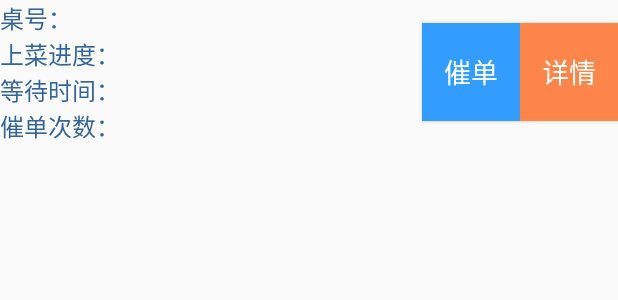
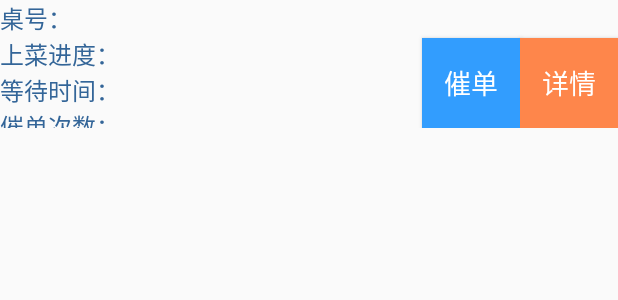
Before and after one commit to hanlizhihao/Order, an Android app: the layout fragment_item_underway.xml on its own in the app's theme, with its tools: preview values and no code run, on a phone screen of 412 x 824 dp. Shown: the top 300 px of the screen. Run offline under Robolectric (Android 15) with nearby library versions, the phone set to English and light mode, and no system bars; plain views replace HTextView.

Commit message:
update ui

```diff
--- a/app/src/main/java/com/hlz/activity/MainActivity.java
+++ b/app/src/main/java/com/hlz/activity/MainActivity.java
@@ -225,7 +225,7 @@ public class MainActivity extends AppCompatActivity implements RadioGroup.OnChec
     @Override
     public void onActivityResult(int requestCode,int resultCode,Intent intent){
         if (requestCode==0&&resultCode==0){
-            if (!"".equals(intent.getStringExtra("reserveChanged"))){
+            if (intent!=null&&!"".equals(intent.getStringExtra("reservedChanged"))){
                 String reserve=intent.getStringExtra("reserveChanged");
                 String fulfill=intent.getStringExtra("fulfillChanged");
                 String id=intent.getStringExtra("id");
--- a/app/src/main/java/com/hlz/adapter/UnderwayAdapter.java
+++ b/app/src/main/java/com/hlz/adapter/UnderwayAdapter.java
@@ -75,7 +75,7 @@ public class UnderwayAdapter extends RecyclerView.Adapter<UnderwayAdapter.ViewHo
         }else{
             holder.waitTime.animateText(StringUtil.change(firstTime-beginTime));
         }
-        holder.servingProgress.setText(indents.get(position).getReserveNumber()+"/"+indents.get(position).getReserveNumber());
+        holder.servingProgress.setText(indents.get(position).getFulfillNumber()+"/"+indents.get(position).getReserveNumber());
         //为列表的每行元素设置点击启动activity
         holder.layout.setOnClickListener(new View.OnClickListener() {
             @Override
--- a/app/src/main/res/layout/activity_underway_details.xml
+++ b/app/src/main/res/layout/activity_underway_details.xml
@@ -6,7 +6,6 @@
     android:orientation="vertical"
     tools:context="com.hlz.activity.UnderwayDetailsActivity">
     <include layout="@layout/app_tool_bar"/>
-    <include layout="@layout/item_underway_details_head"/>
     <LinearLayout
         android:layout_width="match_parent"
         android:layout_height="wrap_content"
@@ -32,6 +31,7 @@
             android:textColor="@color/white"
             android:layout_weight="0.1"/>
     </LinearLayout>
+    <include layout="@layout/item_underway_details_head"/>
     <android.support.v4.widget.SwipeRefreshLayout
         android:layout_width="match_parent"
         android:layout_height="wrap_content"
--- a/app/src/main/res/layout/fragment_item_underway.xml
+++ b/app/src/main/res/layout/fragment_item_underway.xml
@@ -6,7 +6,7 @@
     android:id="@+id/item_underway_content">
     <RelativeLayout
         android:layout_width="match_parent"
-        android:layout_height="wrap_content">
+        android:layout_height="85sp">
         <LinearLayout
             android:layout_width="wrap_content"
             android:layout_height="wrap_content"
@@ -89,9 +89,10 @@
         </LinearLayout>
         <Button
             android:layout_toLeftOf="@+id/underway_details"
+            android:layout_alignParentBottom="true"
             android:layout_centerVertical="true"
             android:layout_width="65sp"
-            android:layout_height="65sp"
+            android:layout_height="60sp"
             android:background="@color/colorTabBlue"
             android:id="@+id/reminder"
             android:text="@string/reminder"
@@ -102,11 +103,12 @@
             android:layout_alignParentRight="true"
             android:layout_centerVertical="true"
             android:layout_width="65sp"
-            android:layout_height="65sp"
-            android:background="@color/orange_bg"
+            android:layout_height="60sp"
+            android:background="@color/best_head_bg"
             android:id="@+id/underway_details"
             android:text="@string/details"
             android:textSize="18sp"
+            android:layout_alignParentBottom="true"
             android:textColor="@color/base_white"/>
     </RelativeLayout>
 </LinearLayout>
--- a/app/src/main/res/layout/fragment_plan.xml
+++ b/app/src/main/res/layout/fragment_plan.xml
@@ -15,8 +15,8 @@
 			android:id="@+id/plan_list"
 			android:layout_width="match_parent"
 			android:layout_height="match_parent"
-			app:rv_divider_color="@color/orange_bg"
-			app:rv_divider_size="3dp"
+			app:rv_divider_color="@color/best_head_bg"
+			app:rv_divider_size="5dp"
 			app:rv_orientation="vertical"
 			app:rv_default_animator_open="true"
 			app:rv_type="grid"
```
Also changed, not shown: app/src/main/java/com/hlz/activity/UnderwayDetailsActivity.java (+15 -1 lines), app/src/main/res/layout/item_underway_details.xml (+10 -4 lines), app/src/main/res/xml/url.xml (+7 -7 lines).
